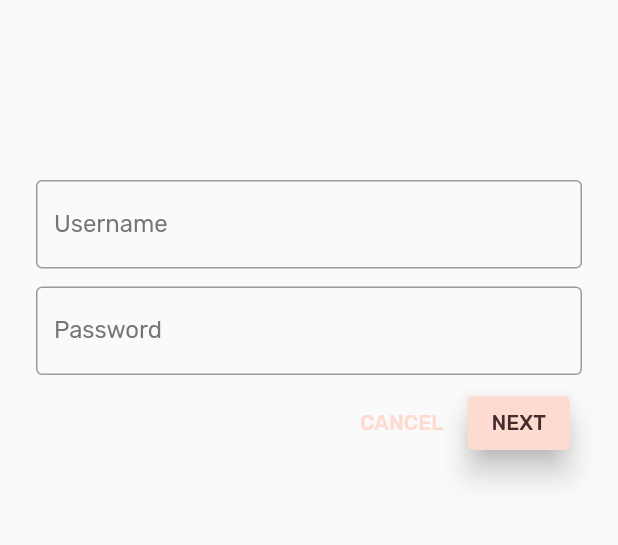
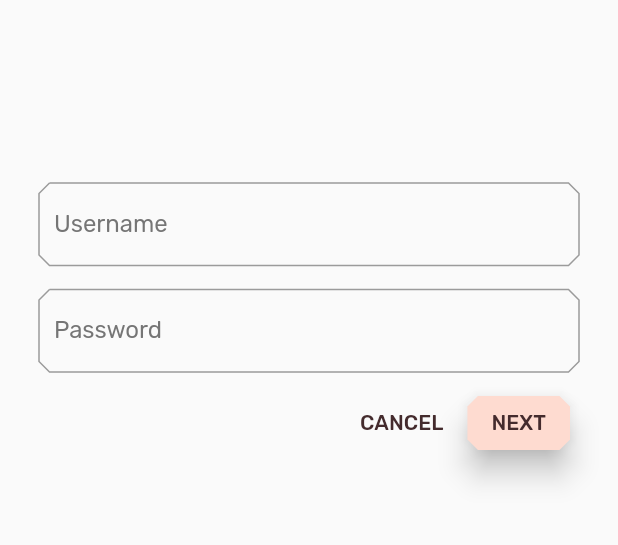
Before and after one commit to ihebessaied/mdc_100_series, a Flutter app: the screen it shows after launch, after a tap on "CANCEL", on a phone screen of 412 x 824 dp, the part 237-782 px from its top. Run offline on Flutter 3.47's test engine with Material 2 defaults, Android fonts, the phone set to English and light mode, and no system bars.

```diff
--- a/lib/app.dart
+++ b/lib/app.dart
@@ -16,6 +16,7 @@ import 'package:flutter/material.dart';
 import 'colors.dart';
 import 'home.dart';
 import 'login.dart';
+import 'supplemental/cut_corners_border.dart';
 
 // TODO: Convert ShrineApp to stateful widget (104)
 class ShrineApp extends StatelessWidget {
@@ -92,13 +93,13 @@ ThemeData _buildShrineTheme() {
     // TODO: Add the icon themes (103)
     // TODO: Decorate the inputs (103)
     inputDecorationTheme: const InputDecorationTheme(
-      focusedBorder: OutlineInputBorder(
+      focusedBorder: CutCornersBorder(
         borderSide: BorderSide(
           width: 2.0,
           color: kShrineBrown900,
         ),
       ),
-      border: OutlineInputBorder(),
+      border: CutCornersBorder(), // Replace code
     ),
 
   );
--- a/lib/login.dart
+++ b/lib/login.dart
@@ -94,6 +94,16 @@ class _LoginPageState extends State<LoginPage> {
                 // TODO: Add buttons (101)
                 TextButton(
                   child: const Text('CANCEL'),
+                  style: ButtonStyle(
+                    foregroundColor: MaterialStateProperty.all(
+                      Theme.of(context).colorScheme.secondary,
+                    ),
+                    shape: MaterialStateProperty.all(
+                      const BeveledRectangleBorder(
+                        borderRadius: BorderRadius.all(Radius.circular(7.0)),
+                      ),
+                    ),
+                  ),
                   onPressed: () {
                     // TODO: Clear the text fields (101)
                     _usernameController.clear();
@@ -104,9 +114,13 @@ class _LoginPageState extends State<LoginPage> {
                 // TODO: Add a beveled rectangular border to NEXT (103)
                 ElevatedButton(
                   child: const Text('NEXT'),
-                  // New code
                   style: ButtonStyle(
                     elevation: MaterialStateProperty.all(8.0),
+                    shape: MaterialStateProperty.all(
+                      const BeveledRectangleBorder(
+                        borderRadius: BorderRadius.all(Radius.circular(7.0)),
+                      ),
+                    ),
                   ),
                   onPressed: () {
                     // TODO: Show the next page (101)
```
